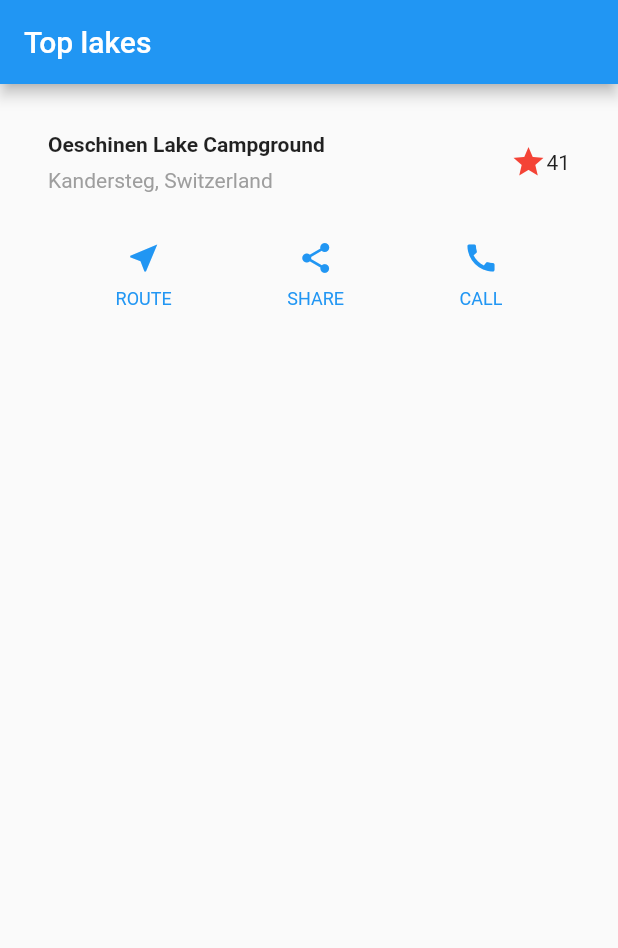
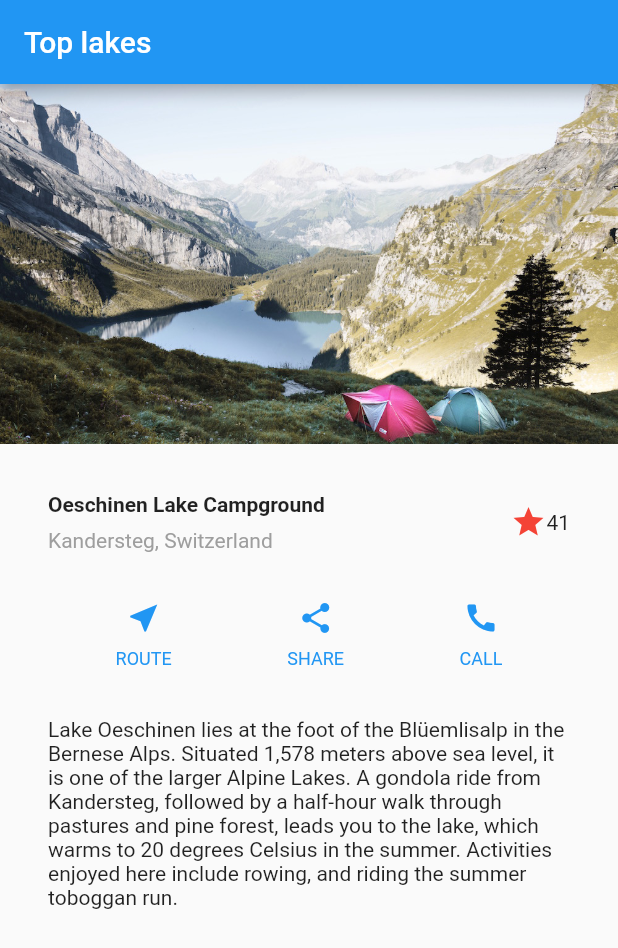
Before and after one commit to poxstone/flutter_app, a Flutter app: the screen it shows after launch, on a phone screen of 412 x 824 dp. Shown: the top 948 px of the screen. Run offline on Flutter 3.47's test engine with Material 2 defaults, Android fonts, the phone set to English and light mode, and no system bars.

Commit message:
add simple image

```diff
--- a/lib/main.dart
+++ b/lib/main.dart
@@ -8,10 +8,16 @@ void main() {
         appBar: AppBar(
           title: Text('Top lakes'),
         ),
-        body: Column(
+        body: ListView(
           children: [
+            Image.asset('images/lake.jpg',
+              width: 600.0,
+              height: 240.0,
+              fit: BoxFit.cover,
+            ),
             titleSection,
             buttonSection,
+            textSection,
           ],
         ),
       )));
@@ -86,3 +92,16 @@ Column _buildButtonColumn(Color color, IconData icon, String label) {
     ],
   );
 }
+
+Widget textSection = Container(
+  padding: const EdgeInsets.all(32.0),
+  child: Text(
+        'Lake Oeschinen lies at the foot of the Blüemlisalp in the Bernese '
+        'Alps. Situated 1,578 meters above sea level, it is one of the '
+        'larger Alpine Lakes. A gondola ride from Kandersteg, followed by a '
+        'half-hour walk through pastures and pine forest, leads you to the '
+        'lake, which warms to 20 degrees Celsius in the summer. Activities '
+        'enjoyed here include rowing, and riding the summer toboggan run.',
+    softWrap: true,
+  ),
+);
--- a/pubspec.yaml
+++ b/pubspec.yaml
@@ -36,7 +36,8 @@ flutter:
   # included with your application, so that you can use the icons in
   # the material Icons class.
   uses-material-design: true
-
+  assets:
+    - images/lake.jpg
 
   # To add assets to your application, add an assets section, like this:
   # assets:
```
Also changed, not shown: images/lake.jpg (added).
